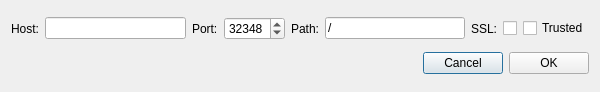
Above: src/gui/ui/newnodedialog.ui from discretecoin/discrete-wallet before the change. Below: the same form after it.
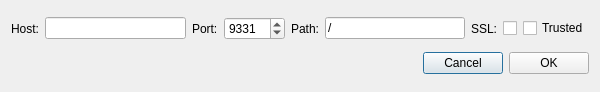
That is the form after the change.

Patch:
```diff
--- a/src/gui/ui/newnodedialog.ui
+++ b/src/gui/ui/newnodedialog.ui
@@ -45,7 +45,7 @@
         <number>65535</number>
        </property>
        <property name="value">
-        <number>32348</number>
+        <number>9331</number>
        </property>
       </widget>
      </item>
```
